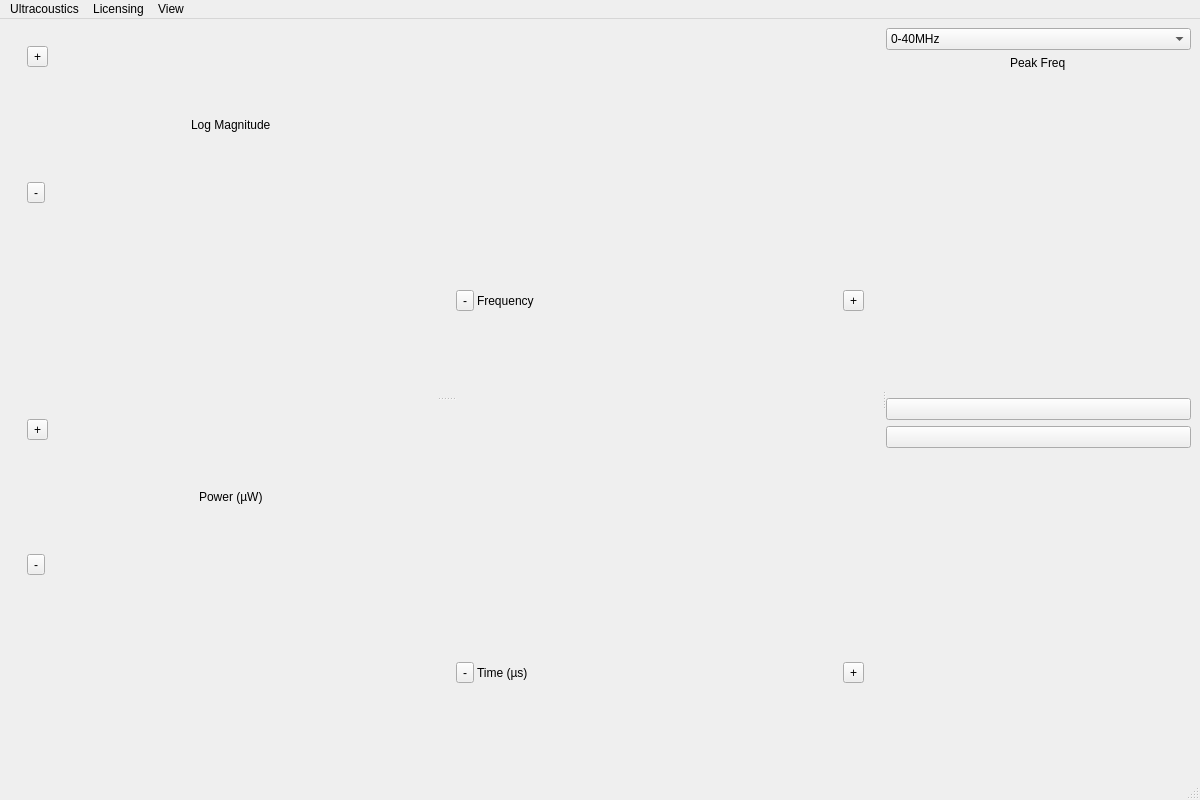
This is mainwindow.ui in aliiqbal24/FftQt_app as Qt 5 draws it before an edit. The edited form follows.
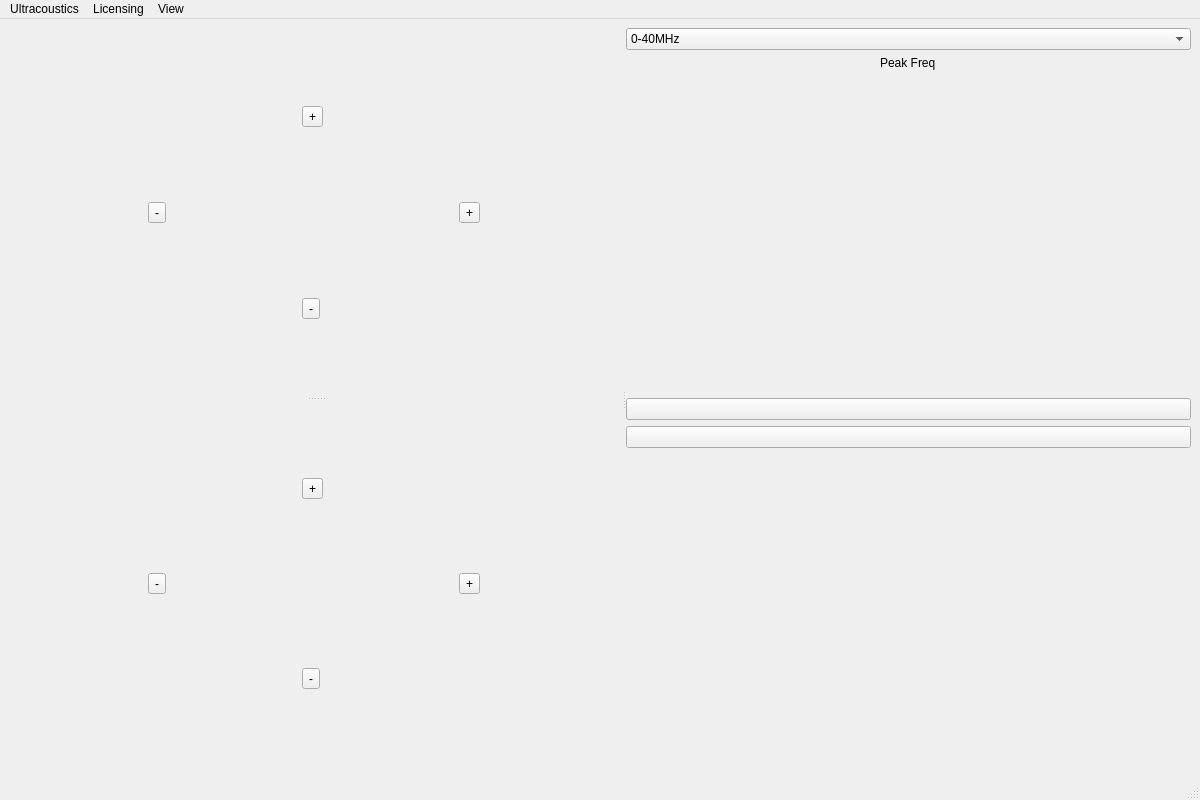
This is the edited form. Custom widgets are drawn as their Qt base class.

```diff
--- a/mainwindow.ui
+++ b/mainwindow.ui
@@ -26,176 +26,70 @@
        </property>
        <widget class="QFrame" name="FFT_frame">
         <layout class="QGridLayout" name="gridLayoutFFT">
-         <property name="horizontalSpacing">
-          <number>2</number>
-         </property>
-         <property name="verticalSpacing">
-          <number>2</number>
-         </property>
+         <item row="1" column="2">
+          <widget class="QToolButton" name="fftPlusX">
+           <property name="text">
+            <string>+</string>
+           </property>
+          </widget>
+         </item>
          <item row="1" column="1">
           <widget class="QwtPlot" name="FFT_plot" native="true"/>
          </item>
-         <item row="1" column="0">
-          <widget class="QWidget" name="fftYAxisContainer">
-           <layout class="QVBoxLayout" name="fftYLayout">
-            <property name="spacing">
-             <number>1</number>
-            </property>
-            <property name="contentsMargins">
-             <left>0</left>
-             <top>0</top>
-             <right>0</right>
-             <bottom>0</bottom>
-            </property>
-            <item>
-             <widget class="QToolButton" name="fftPlusY">
-              <property name="text">
-               <string>+</string>
-              </property>
-             </widget>
-            </item>
-            <item alignment="Qt::AlignHCenter">
-             <widget class="QLabel" name="fftYTitle">
-              <property name="text">
-               <string>Log Magnitude</string>
-              </property>
-              <property name="rotationAngle">
-               <number>270</number>
-              </property>
-             </widget>
-            </item>
-            <item>
+         <item row="2" column="1">
              <widget class="QToolButton" name="fftMinusY">
               <property name="text">
                <string>-</string>
               </property>
              </widget>
             </item>
-           </layout>
-          </widget>
-         </item>
-         <item row="2" column="1">
-          <widget class="QWidget" name="fftXAxisContainer">
-           <layout class="QHBoxLayout" name="fftXLayout">
-            <property name="spacing">
-             <number>3</number>
-            </property>
-            <property name="contentsMargins">
-             <left>0</left>
-             <top>0</top>
-             <right>0</right>
-             <bottom>0</bottom>
-            </property>
-            <item>
+         <item row="1" column="0">
              <widget class="QToolButton" name="fftMinusX">
               <property name="text">
                <string>-</string>
               </property>
              </widget>
             </item>
-            <item alignment="Qt::AlignVCenter">
-             <widget class="QLabel" name="fftXTitle">
-              <property name="text">
-               <string>Frequency</string>
-              </property>
-             </widget>
-            </item>
-            <item>
-             <widget class="QToolButton" name="fftPlusX">
+         <item row="0" column="1">
+          <widget class="QToolButton" name="fftPlusY">
               <property name="text">
                <string>+</string>
               </property>
-             </widget>
-            </item>
-           </layout>
           </widget>
          </item>
         </layout>
        </widget>
        <widget class="QFrame" name="Time_frame">
         <layout class="QGridLayout" name="gridLayoutTime">
-         <property name="horizontalSpacing">
-          <number>2</number>
-         </property>
-         <property name="verticalSpacing">
-          <number>2</number>
-         </property>
          <item row="1" column="1">
           <widget class="QwtPlot" name="Time_plot" native="true"/>
          </item>
-         <item row="1" column="0">
-          <widget class="QWidget" name="timeYAxisContainer">
-           <layout class="QVBoxLayout" name="timeYLayout">
-            <property name="spacing">
-             <number>1</number>
-            </property>
-            <property name="contentsMargins">
-             <left>0</left>
-             <top>0</top>
-             <right>0</right>
-             <bottom>0</bottom>
-            </property>
-            <item>
+         <item row="0" column="1">
              <widget class="QToolButton" name="timePlusY">
               <property name="text">
                <string>+</string>
               </property>
              </widget>
             </item>
-            <item alignment="Qt::AlignHCenter">
-             <widget class="QLabel" name="timeYTitle">
-              <property name="text">
-               <string>Power (µW)</string>
-              </property>
-              <property name="rotationAngle">
-               <number>270</number>
-              </property>
-             </widget>
-            </item>
-            <item>
+         <item row="2" column="1">
              <widget class="QToolButton" name="timeMinusY">
               <property name="text">
                <string>-</string>
               </property>
              </widget>
             </item>
-           </layout>
-          </widget>
-         </item>
-         <item row="2" column="1">
-          <widget class="QWidget" name="timeXAxisContainer">
-           <layout class="QHBoxLayout" name="timeXLayout">
-            <property name="spacing">
-             <number>3</number>
-            </property>
-            <property name="contentsMargins">
-             <left>0</left>
-             <top>0</top>
-             <right>0</right>
-             <bottom>0</bottom>
-            </property>
-            <item>
+         <item row="1" column="0">
              <widget class="QToolButton" name="timeMinusX">
               <property name="text">
                <string>-</string>
               </property>
              </widget>
             </item>
-            <item alignment="Qt::AlignVCenter">
-             <widget class="QLabel" name="timeXTitle">
-              <property name="text">
-               <string>Time (µs)</string>
-              </property>
-             </widget>
-            </item>
-            <item>
+         <item row="1" column="2">
              <widget class="QToolButton" name="timePlusX">
               <property name="text">
                <string>+</string>
               </property>
-             </widget>
-            </item>
-           </layout>
           </widget>
          </item>
         </layout>
```
Lines whose indentation alone changed are shown as unchanged.
